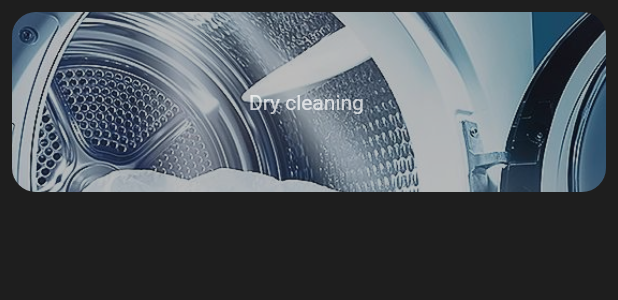
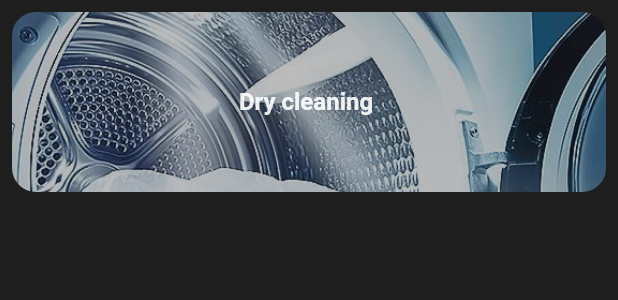
Before and after one commit to ogomegbunam/laundry, a Flutter app: the AppCard widget shown alone on an empty page, opened directly with sample values from the repository, on a phone screen of 412 x 824 dp. Shown: the top 300 px of the screen. Run offline on Flutter 3.47's test engine with Material 2 defaults, Android fonts, the phone set to English and light mode, and no system bars; our stand-ins replace cloud_firestore, firebase_auth, firebase_core, flutter_spinkit, font_awesome_flutter, loader_overlay and 1 more; missing offline and left inert: material_color_generator; accounts and stored records are empty; network calls fail.

```diff
--- a/lib/models/appmodel.dart
+++ b/lib/models/appmodel.dart
@@ -11,49 +11,23 @@ class AppModel {
 
   static List<AppModel> getApps() => [
         AppModel(
-            "Dry cleaning", Icons.message, "images/E.JPG", '/comingSoon'),
+            "Dry cleaning", Icons.message, "images/E.JPG", '/request'),
         AppModel("Ironing", FontAwesomeIcons.car, "images/E3.jpg",
-            '/irideHome'),
+            '/request'),
         AppModel("House Cleaning", FontAwesomeIcons.utensils, "images/E2.JPG",
-            '/comingSoon'),
+            '/request'),
         AppModel("", FontAwesomeIcons.laptopMedical,
-            "images/E4.JPG", '/comingSoon'),
+            "images/E4.JPG", '/request'),
         AppModel("iMart", FontAwesomeIcons.shoppingCart,
-            "images/Laundry3.png", '/comingSoon'),
+            "images/Laundry3.png", '/request'),
         AppModel("iFarm", FontAwesomeIcons.crop, "images/Laundry3.png",
-            '/comingSoon'),
+            '/request'),
         AppModel("iLodge", FontAwesomeIcons.bed, "images/Laundry3.png",
-            '/comingSoon'),
+            '/request'),
         AppModel("iFly", FontAwesomeIcons.plane, "images/Laundry3.png",
-            '/comingSoon'),
+            '/request'),
          AppModel("iHirePipu", FontAwesomeIcons.hireAHelper,
-            "images/Laundry3.png", '/comingSoon'),
-        // AppModel("iRent", FontAwesomeIcons.houseUser, "assets/baseapp/rent.png",
-        //     '/comingSoon'),
-        // AppModel("iMobileWater", FontAwesomeIcons.tint,
-        //     "assets/baseapp/water.png", '/comingSoon'),
-        // AppModel("iWaybill", FontAwesomeIcons.wallet,
-        //     "assets/baseapp/waybill.png", '/comingSoon'),
-        // AppModel("iWash", FontAwesomeIcons.handsWash, "assets/baseapp/wash.png",
-        //     '/comingSoon'),
-        // AppModel("iSure", FontAwesomeIcons.car, "assets/baseapp/sure.png",
-        //     '/comingSoon'),
-        // AppModel("iPaylater", FontAwesomeIcons.moneyCheck,
-        //     "assets/baseapp/paylater.png", '/comingSoon'),
-        // AppModel("iMassage", FontAwesomeIcons.spa, "assets/baseapp/massage.png",
-        //     '/comingSoon'),
-        // AppModel("iNavigate", FontAwesomeIcons.directions,
-        //     "assets/basea  FontAwesomeIcons.userShield,
-        //     "assets/baseapp/mentor.png", '/comingSoon'),
-        // AppModel("iMingle", FontAwesomeIcons.users, "assets/baseapp/mingle.png",
-        //     '/comingSoon'),
-        // AppModel("iDress", FontAwesomeIcons.tshirt, "assets/baseapp/dress.png",
-        //     '/comingSoon'),
-        // AppModel("iDrink", FontAwesomeIcons.cocktail,
-        //     "assets/baseapp/drink.png", '/comingSoon'),
-        // AppModel("iKeepFit", FontAwesomeIcons.heartbeat,
-        //     "assets/baseapp/fit.png", '/comingSoon'),
-        // AppModel("iAutos", FontAwesomeIcons.carCrash,
-        //     "assets/baseapp/autos.png", '/comingSoon'),
+            "images/Laundry3.png", '/request'),
+
       ];
 }
--- a/lib/widgets/appcard.dart
+++ b/lib/widgets/appcard.dart
@@ -42,8 +42,10 @@ class AppCard extends StatelessWidget {
               // SizedBox(width: 10,),
               Text(
                 '${appModel.title} ',
-                style: const TextStyle(
-                  color: Colors.white70
+                style:  TextStyle(
+                  color: Colors.white70.withOpacity(0.9),
+                  fontWeight: FontWeight.bold,
+                  fontSize: 16,
                   // color: kwhite.withOpacity(.5),
                  // color: kwhite,
                 ),
```
Also changed, not shown: lib/main.dart (+7 -0 lines), lib/requestScreen.dart (added, +16 -0 lines).
